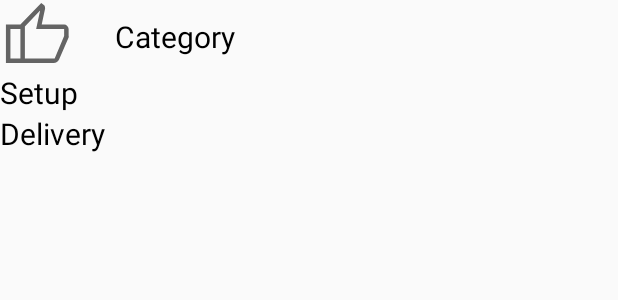
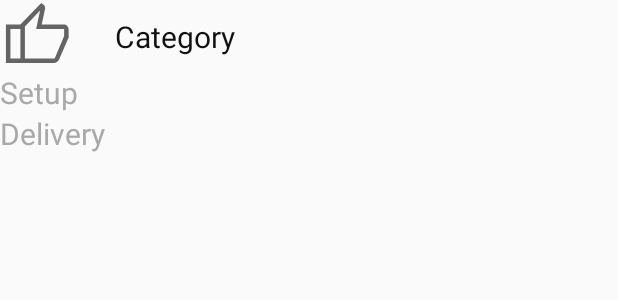
Before and after one commit to CS5520-Team5/Team5GroupProject, an Android app: the layout activity_individual.xml on its own in the app's theme, with its tools: preview values and no code run, on a phone screen of 412 x 824 dp. Shown: the top 300 px of the screen. Run offline under Robolectric (Android 15) with nearby library versions, the phone set to English and light mode, and no system bars.

Commit message:
Updated recycler view card text color

```diff
--- a/app/src/main/res/layout/activity_individual.xml
+++ b/app/src/main/res/layout/activity_individual.xml
@@ -28,7 +28,7 @@
         tools:text="@string/categoryString"
         android:textAlignment="viewStart"
         android:textSize="20sp"
-        android:textColor="@color/black" />
+        android:textColor="@color/darkGrey" />
 
     <TextView
         android:id="@id/text_setup"
@@ -42,7 +42,7 @@
         tools:text="@string/setupString"
         android:textAlignment="viewStart"
         android:textSize="20sp"
-        android:textColor="@color/black" />
+        android:textColor="@color/grey" />
 
     <TextView
         android:id="@id/text_delivery"
@@ -57,6 +57,6 @@
         tools:text="@string/deliveryString"
         android:textAlignment="viewStart"
         android:textSize="20sp"
-        android:textColor="@color/black" />
+        android:textColor="@color/grey" />
 
 </androidx.constraintlayout.widget.ConstraintLayout>
--- a/app/src/main/res/layout/activity_web_service.xml
+++ b/app/src/main/res/layout/activity_web_service.xml
@@ -69,9 +69,8 @@
         android:layout_height="0dp"
         android:layout_marginTop="6dp"
         android:layout_marginBottom="6dp"
-        android:paddingLeft="30dp"
-        android:paddingRight="30dp"
-        android:textColor="@color/white"
+        android:paddingLeft="20dp"
+        android:paddingRight="20dp"
         app:layout_constraintBottom_toTopOf="@id/responseTimeText"
         app:layout_constraintEnd_toEndOf="parent"
         app:layout_constraintStart_toStartOf="parent"
--- a/app/src/main/res/values/colors.xml
+++ b/app/src/main/res/values/colors.xml
@@ -7,4 +7,6 @@
     <color name="teal_700">#FF018786</color>
     <color name="black">#FF000000</color>
     <color name="white">#FFFFFFFF</color>
+    <color name="grey">#A9A9A9</color>
+    <color name="darkGrey">#111111</color>
 </resources>
```
